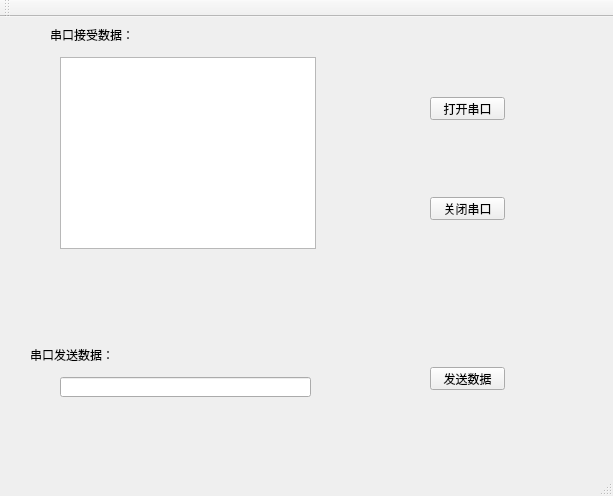
First picture: the form in wincom/wincommainwindow.ui, repository atlas1988/Qt, before the edit.
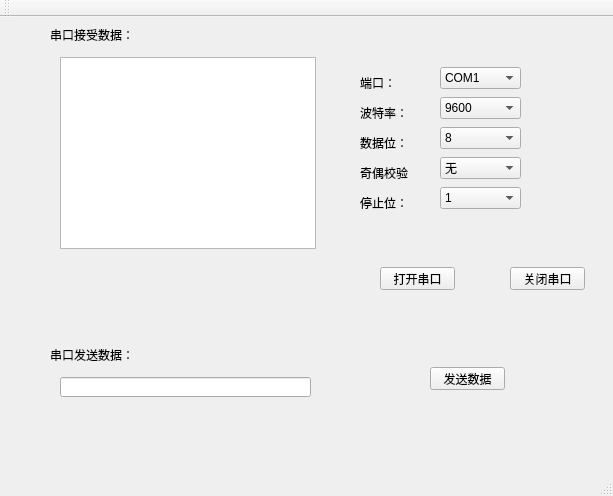
Second picture: the form after the edit.

Commit message: wincom add 'comPort databits baudrate parity stopbits' setting

```diff
--- a/wincom/wincommainwindow.ui
+++ b/wincom/wincommainwindow.ui
@@ -40,7 +40,7 @@
    <widget class="QLabel" name="label_2">
     <property name="geometry">
      <rect>
-      <x>30</x>
+      <x>50</x>
       <y>330</y>
       <width>201</width>
       <height>16</height>
@@ -53,8 +53,8 @@
    <widget class="QPushButton" name="openMyComBtn">
     <property name="geometry">
      <rect>
-      <x>430</x>
-      <y>80</y>
+      <x>380</x>
+      <y>250</y>
       <width>75</width>
       <height>23</height>
      </rect>
@@ -66,8 +66,8 @@
    <widget class="QPushButton" name="closeMyComBtn">
     <property name="geometry">
      <rect>
-      <x>430</x>
-      <y>180</y>
+      <x>510</x>
+      <y>250</y>
       <width>75</width>
       <height>23</height>
      </rect>
@@ -99,6 +99,191 @@
      </rect>
     </property>
    </widget>
+   <widget class="QLabel" name="label_3">
+    <property name="geometry">
+     <rect>
+      <x>360</x>
+      <y>60</y>
+      <width>54</width>
+      <height>12</height>
+     </rect>
+    </property>
+    <property name="text">
+     <string>端口：</string>
+    </property>
+   </widget>
+   <widget class="QLabel" name="label_4">
+    <property name="geometry">
+     <rect>
+      <x>360</x>
+      <y>90</y>
+      <width>54</width>
+      <height>12</height>
+     </rect>
+    </property>
+    <property name="text">
+     <string>波特率：</string>
+    </property>
+   </widget>
+   <widget class="QLabel" name="label_5">
+    <property name="geometry">
+     <rect>
+      <x>360</x>
+      <y>120</y>
+      <width>54</width>
+      <height>12</height>
+     </rect>
+    </property>
+    <property name="text">
+     <string>数据位：</string>
+    </property>
+   </widget>
+   <widget class="QLabel" name="label_6">
+    <property name="geometry">
+     <rect>
+      <x>360</x>
+      <y>150</y>
+      <width>54</width>
+      <height>12</height>
+     </rect>
+    </property>
+    <property name="text">
+     <string>奇偶校验</string>
+    </property>
+   </widget>
+   <widget class="QLabel" name="label_7">
+    <property name="geometry">
+     <rect>
+      <x>360</x>
+      <y>180</y>
+      <width>54</width>
+      <height>12</height>
+     </rect>
+    </property>
+    <property name="text">
+     <string>停止位：</string>
+    </property>
+   </widget>
+   <widget class="QComboBox" name="portNameComboBox">
+    <property name="geometry">
+     <rect>
+      <x>440</x>
+      <y>50</y>
+      <width>81</width>
+      <height>22</height>
+     </rect>
+    </property>
+    <item>
+     <property name="text">
+      <string>COM1</string>
+     </property>
+    </item>
+    <item>
+     <property name="text">
+      <string>COM4</string>
+     </property>
+    </item>
+    <item>
+     <property name="text">
+      <string>COM16</string>
+     </property>
+    </item>
+    <item>
+     <property name="text">
+      <string>COM5</string>
+     </property>
+    </item>
+   </widget>
+   <widget class="QComboBox" name="baudRateComboBox">
+    <property name="geometry">
+     <rect>
+      <x>440</x>
+      <y>80</y>
+      <width>81</width>
+      <height>22</height>
+     </rect>
+    </property>
+    <item>
+     <property name="text">
+      <string>9600</string>
+     </property>
+    </item>
+    <item>
+     <property name="text">
+      <string>115200</string>
+     </property>
+    </item>
+   </widget>
+   <widget class="QComboBox" name="dataBitsComboBox">
+    <property name="geometry">
+     <rect>
+      <x>440</x>
+      <y>110</y>
+      <width>81</width>
+      <height>22</height>
+     </rect>
+    </property>
+    <item>
+     <property name="text">
+      <string>8</string>
+     </property>
+    </item>
+    <item>
+     <property name="text">
+      <string>7</string>
+     </property>
+    </item>
+    <item>
+     <property name="text">
+      <string>9</string>
+     </property>
+    </item>
+   </widget>
+   <widget class="QComboBox" name="parityomboBox">
+    <property name="geometry">
+     <rect>
+      <x>440</x>
+      <y>140</y>
+      <width>81</width>
+      <height>22</height>
+     </rect>
+    </property>
+    <item>
+     <property name="text">
+      <string>无</string>
+     </property>
+    </item>
+    <item>
+     <property name="text">
+      <string>奇</string>
+     </property>
+    </item>
+    <item>
+     <property name="text">
+      <string>偶</string>
+     </property>
+    </item>
+   </widget>
+   <widget class="QComboBox" name="stopBitsomboBox">
+    <property name="geometry">
+     <rect>
+      <x>440</x>
+      <y>170</y>
+      <width>81</width>
+      <height>22</height>
+     </rect>
+    </property>
+    <item>
+     <property name="text">
+      <string>1</string>
+     </property>
+    </item>
+    <item>
+     <property name="text">
+      <string>2</string>
+     </property>
+    </item>
+   </widget>
   </widget>
   <widget class="QMenuBar" name="menuBar">
    <property name="geometry">
```
The commit also changes 2 other files.
